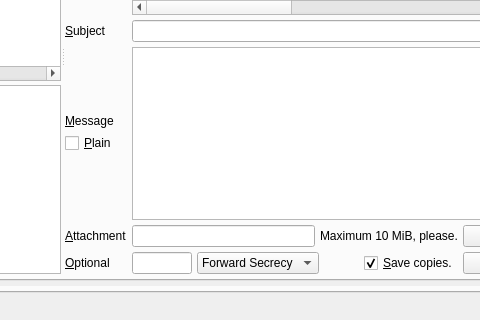
This is branches/trunk/UI/controlcenter.ui in textbrowser/spot-on as Qt 5 draws it before an edit; both pictures show x 233 to 713 and y 280 to 600 of the 800 by 600 pixel window. The edited form follows.
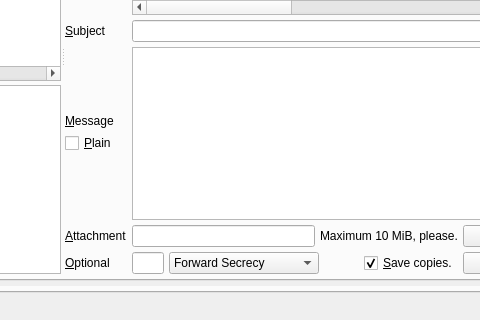
This is the edited form. The open tabs and pages were chosen to show the change. Icons and pictures are not drawn. Custom widgets are drawn as their Qt base class.

Commit message: New release date.

```diff
--- a/branches/trunk/UI/controlcenter.ui
+++ b/branches/trunk/UI/controlcenter.ui
@@ -1177,6 +1177,9 @@
                         <property name="sizeAdjustPolicy">
                          <enum>QComboBox::AdjustToContents</enum>
                         </property>
+                        <property name="minimumContentsLength">
+                         <number>15</number>
+                        </property>
                         <item>
                          <property name="text">
                           <string>Forward Secrecy</string>
```
The commit also changes 2 other files.
